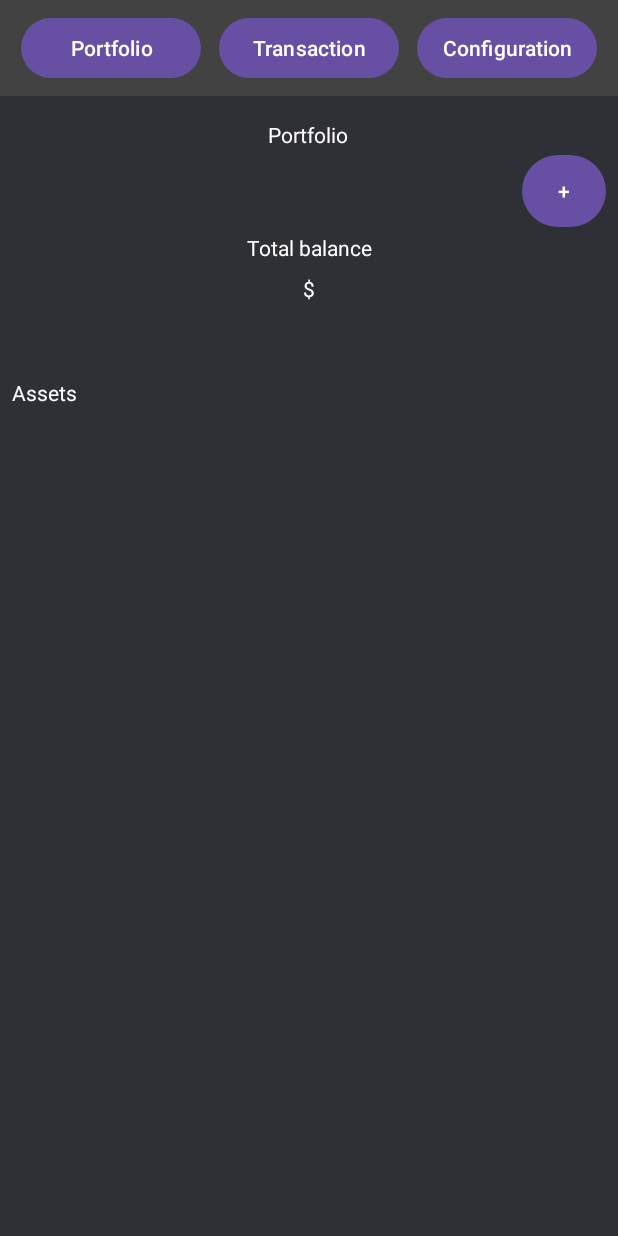
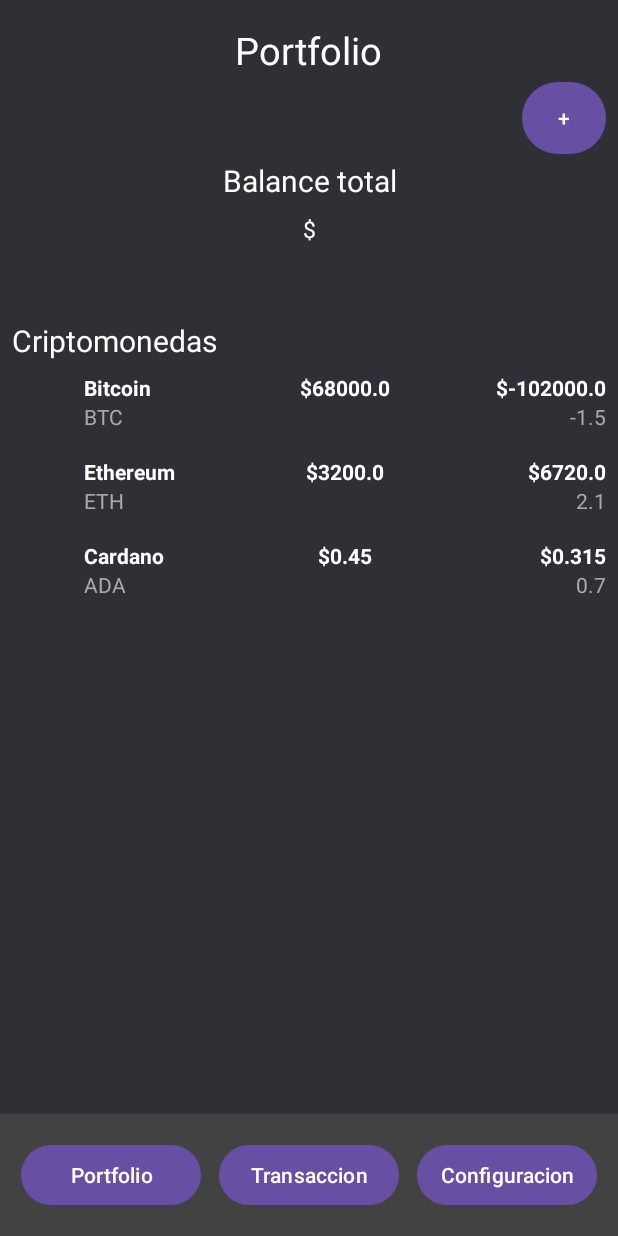
Before and after one commit to EmiLuca/Portafolio-cripto, an Android app: the Portfolio screen opened directly, with no data from a screen before it, on a phone screen of 412 x 824 dp. Run offline under Robolectric (Android 15) with nearby library versions, the phone set to English and light mode, and no system bars.

Commit message:
Implementación del RecyclerView y afinamiento de layout "Portfolio"

```diff
--- /dev/null
+++ b/app/src/main/java/Coins.kt
@@ -0,0 +1,8 @@
+data class Coins(
+    val id: String,
+    val nombre: String,
+    val simCot: String,
+    val icono: String,
+    val precioActual: Double,
+    val cambioPrecio24HS: Double
+)
--- /dev/null
+++ b/app/src/main/java/com/example/tp_grupol/CoinAdapter.kt
@@ -0,0 +1,54 @@
+package com.example.tp_grupol
+
+import Coins
+import android.annotation.SuppressLint
+import android.content.Context
+import android.view.LayoutInflater
+import android.view.View
+import android.view.ViewGroup
+import android.widget.ImageView
+import android.widget.TextView
+import androidx.recyclerview.widget.RecyclerView
+
+class CoinAdapter (var coins: MutableList<Coins>, var context: Context) : RecyclerView.Adapter<CoinAdapter.CoinViewHolder>() {
+    class CoinViewHolder(view: View) : RecyclerView.ViewHolder(view) {
+        val ivLogo: ImageView
+        val tvNombre: TextView
+        val tvSimCot: TextView
+        val tvPrecioActual: TextView
+        val tvTotal: TextView
+        val tvCantidad: TextView
+
+        init {
+            ivLogo = view.findViewById(R.id.ivLogo)
+            tvNombre = view.findViewById(R.id.tvNombre)
+            tvSimCot = view.findViewById(R.id.tvSimCot)
+            tvPrecioActual = view.findViewById(R.id.tvPrecioActual)
+            tvTotal = view.findViewById(R.id.tvTotal)
+            tvCantidad = view.findViewById(R.id.tvCantidad)
+        }
+    }
+    override fun getItemCount() = coins.size
+
+    override fun onCreateViewHolder(viewGroup: ViewGroup, viewType: Int): CoinViewHolder {
+        val view = LayoutInflater.from(viewGroup.context)
+            .inflate(R.layout.item_coins, viewGroup, false)
+        return CoinViewHolder(view)
+    }
+
+    override fun onBindViewHolder(holder: CoinViewHolder, position: Int) {
+        val item = coins.get(position)
+        holder.tvNombre.text = item.nombre
+        holder.tvSimCot.text = item.simCot
+        holder.tvPrecioActual.text = "$${item.precioActual}"
+        holder.tvTotal.text = "$${item.precioActual * item.cambioPrecio24HS}"
+        holder.tvCantidad.text = item.cambioPrecio24HS.toString()
+    }
+
+    // Para refrescar la lista cuando llegan nuevos datos
+    fun updateData(newList: List<Coins>) {
+        coins.clear()
+        coins.addAll(newList)
+        notifyDataSetChanged()
+    }
+}
--- a/app/src/main/java/com/example/tp_grupol/Portfolio.kt
+++ b/app/src/main/java/com/example/tp_grupol/Portfolio.kt
@@ -1,12 +1,18 @@
 package com.example.tp_grupol
 
+import Coins
 import android.os.Bundle
 import androidx.activity.enableEdgeToEdge
 import androidx.appcompat.app.AppCompatActivity
 import androidx.core.view.ViewCompat
 import androidx.core.view.WindowInsetsCompat
+import androidx.recyclerview.widget.RecyclerView
 
 class Portfolio : AppCompatActivity() {
+
+    lateinit var rvCoins: RecyclerView
+    lateinit var coinAdapter: CoinAdapter
+
     override fun onCreate(savedInstanceState: Bundle?) {
         super.onCreate(savedInstanceState)
         enableEdgeToEdge()
@@ -16,5 +22,40 @@ class Portfolio : AppCompatActivity() {
             v.setPadding(systemBars.left, systemBars.top, systemBars.right, systemBars.bottom)
             insets
         }
+
+        rvCoins = findViewById(R.id.rvCoins)
+
+        coinAdapter = CoinAdapter(getCoins(), this)
+        rvCoins.adapter = coinAdapter
+
+    }
+
+    private fun getCoins(): MutableList<Coins> {
+        return mutableListOf(
+            Coins(
+                id = "bitcoin",
+                nombre = "Bitcoin",
+                simCot = "BTC",
+                icono = "https://assets.coingecko.com/coins/images/1/large/bitcoin.png",
+                precioActual = 68000.0,
+                cambioPrecio24HS = -1.5
+            ),
+            Coins(
+                id = "ethereum",
+                nombre = "Ethereum",
+                simCot = "ETH",
+                icono = "https://assets.coingecko.com/coins/images/279/large/ethereum.png",
+                precioActual = 3200.0,
+                cambioPrecio24HS = +2.1
+            ),
+            Coins(
+                id = "cardano",
+                nombre = "Cardano",
+                simCot = "ADA",
+                icono = "https://assets.coingecko.com/coins/images/975/large/cardano.png",
+                precioActual = 0.45,
+                cambioPrecio24HS = +0.7
+            )
+        )
     }
 }
--- a/app/src/main/res/layout/activity_portfolio.xml
+++ b/app/src/main/res/layout/activity_portfolio.xml
@@ -5,14 +5,70 @@
     android:id="@+id/main"
     android:layout_width="match_parent"
     android:layout_height="match_parent"
+    android:layout_weight="3"
     tools:context=".Portfolio"
     android:orientation="vertical"
     android:background="@color/material_dynamic_neutral20">
 
-    <LinearLayout
-        android:id="@+id/llNavigationBar"
+    <TextView
+        android:layout_width="wrap_content"
+        android:layout_height="wrap_content"
+        android:layout_gravity="center"
+        android:text="Portfolio"
+        android:textSize="25sp"
+        android:textColor="@color/white"
+        android:layout_marginTop="16dp"/>
+
+    <Button
+        android:id="@+id/btnMore"
+        android:layout_width="56dp"
+        android:layout_height="56dp"
+        android:text="+"
+        android:layout_gravity="end"
+        android:layout_marginEnd="8dp"/>
+
+    <TextView
         android:layout_width="match_parent"
         android:layout_height="wrap_content"
+        android:text="Balance total"
+        android:textSize="20sp"
+        android:textColor="@color/white"
+        android:gravity="center"/>
+
+    <TextView
+        android:id="@+id/tvTotalBalance"
+        android:layout_width="match_parent"
+        android:layout_height="wrap_content"
+        android:inputType="number"
+        android:text="$"
+        android:textSize="15sp"
+        android:textColor="@color/white"
+        android:gravity="center"
+        android:layout_marginTop="8dp"/>
+
+    <TextView
+        android:layout_width="wrap_content"
+        android:layout_height="wrap_content"
+        android:text="Criptomonedas"
+        android:textSize="20sp"
+        android:textColor="@color/white"
+        android:layout_marginTop="50dp"
+        android:layout_marginStart="8dp"/>
+
+    <androidx.recyclerview.widget.RecyclerView
+        android:id="@+id/rvCoins"
+        android:layout_width="match_parent"
+        android:layout_height="wrap_content"
+        android:layout_weight="2"
+        app:layoutManager="androidx.recyclerview.widget.LinearLayoutManager"
+        tools:listitem="@layout/item_coins">
+    </androidx.recyclerview.widget.RecyclerView>
+
+    <LinearLayout
+        android:id="@+id/llBarraNavegacion"
+        android:layout_width="match_parent"
+        android:layout_height="wrap_content"
+        android:layout_weight="0.1"
         android:orientation="horizontal"
         android:gravity="center"
         android:padding="8dp"
@@ -27,75 +83,19 @@
             android:text="Portfolio"/>
 
         <Button
-            android:id="@+id/btnTransaction"
+            android:id="@+id/btnTransaccion"
             android:layout_width="120dp"
             android:layout_height="wrap_content"
             android:paddingHorizontal="12dp"
             android:layout_marginEnd="12dp"
-            android:text="Transaction"/>
+            android:text="Transaccion"/>
 
         <Button
-            android:id="@+id/btnConfiguration"
+            android:id="@+id/btnConfiguracion"
             android:layout_width="120dp"
             android:layout_height="wrap_content"
             android:paddingHorizontal="12dp"
-            android:text="Configuration"/>
-
-    </LinearLayout>
-
-    <LinearLayout
-        android:layout_width="match_parent"
-        android:layout_height="wrap_content"
-        android:orientation="vertical">
-
-        <TextView
-            android:layout_width="wrap_content"
-            android:layout_height="wrap_content"
-            android:layout_gravity="center"
-            android:text="Portfolio"
-            android:textColor="@color/white"
-            android:layout_marginTop="16dp"/>
-
-        <Button
-            android:id="@+id/btnMore"
-            android:layout_width="56dp"
-            android:layout_height="56dp"
-            android:text="+"
-            android:layout_gravity="end"
-            android:layout_marginEnd="8dp"/>
-
-        <TextView
-            android:layout_width="match_parent"
-            android:layout_height="wrap_content"
-            android:text="Total balance"
-            android:textColor="@color/white"
-            android:gravity="center"/>
-
-        <TextView
-            android:id="@+id/tvTotalBalance"
-            android:layout_width="match_parent"
-            android:layout_height="wrap_content"
-            android:text="$"
-            android:textColor="@color/white"
-            android:gravity="center"
-            android:layout_marginTop="8dp"/>
-
-        <TextView
-            android:layout_width="wrap_content"
-            android:layout_height="wrap_content"
-            android:text="Assets"
-            android:textColor="@color/white"
-            android:layout_marginTop="50dp"
-            android:layout_marginStart="8dp"/>
-
-        <androidx.recyclerview.widget.RecyclerView
-            android:id="@+id/rvCoins"
-            android:layout_width="match_parent"
-            android:layout_height="wrap_content"
-            app:layoutManager="androidx.recyclerview.widget.LinearLayoutManager"
-            tools:listitem="@layout/item_Coins">
-
-        </androidx.recyclerview.widget.RecyclerView>
+            android:text="Configuracion"/>
 
     </LinearLayout>
 
--- a/app/src/main/res/layout/item_coins.xml
+++ b/app/src/main/res/layout/item_coins.xml
@@ -1,23 +1,64 @@
 <?xml version="1.0" encoding="utf-8"?>
 <LinearLayout xmlns:android="http://schemas.android.com/apk/res/android"
-    android:orientation="vertical"
+    android:orientation="horizontal"
     android:layout_width="match_parent"
     android:layout_height="wrap_content"
-    android:layout_weight="1">
+    android:padding="8dp">
+
+    <ImageView
+        android:id="@+id/ivLogo"
+        android:layout_width="40dp"
+        android:layout_height="40dp"
+        android:layout_marginEnd="8dp" />
+
+    <LinearLayout
+        android:layout_width="0dp"
+        android:layout_height="wrap_content"
+        android:layout_weight="1"
+        android:orientation="vertical">
+
+        <TextView
+            android:id="@+id/tvNombre"
+            android:layout_width="wrap_content"
+            android:layout_height="wrap_content"
+            android:textColor="@color/white"
+            android:textStyle="bold" />
+
+        <TextView
+            android:id="@+id/tvSimCot"
+            android:layout_width="wrap_content"
+            android:layout_height="wrap_content"
+            android:textColor="#AAAAAA" />
+    </LinearLayout>
 
     <TextView
-        android:id="@+id/tvMoneda"
-        android:layout_width="match_parent"
+        android:id="@+id/tvPrecioActual"
+        android:layout_width="wrap_content"
         android:layout_height="wrap_content"
-        android:layout_margin="4dp"
-        android:layout_weight="0.5"/>
+        android:textColor="@color/white"
+        android:textStyle="bold" />
 
-    <TextView
-        android:id="@+id/tvPrecio"
-        android:layout_width="match_parent"
+    <LinearLayout
+        android:layout_width="0dp"
         android:layout_height="wrap_content"
-        android:inputType="number"
-        android:layout_margin="4dp"
-        android:layout_weight="0.5"/>
+        android:layout_weight="1"
+        android:orientation="vertical">
+
+        <TextView
+            android:id="@+id/tvTotal"
+            android:layout_width="wrap_content"
+            android:layout_height="wrap_content"
+            android:textColor="@color/white"
+            android:textStyle="bold"
+            android:layout_gravity="end" />
+
+        <TextView
+            android:id="@+id/tvCantidad"
+            android:layout_width="wrap_content"
+            android:layout_height="wrap_content"
+            android:textColor="#AAAAAA"
+            android:layout_gravity="end" />
+
+    </LinearLayout>
 
 </LinearLayout>
```
